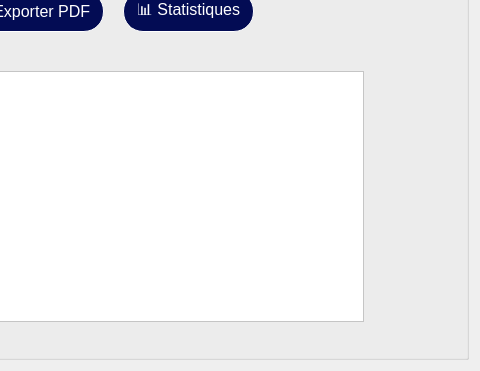
This is examen/examenwindow.ui in PCPP2425-esprit2A7/2a7-neuroxam as Qt 5 draws it before an edit; both pictures show x 818 to 1298 and y 410 to 781 of the 1298 by 781 pixel window. The edited form follows.
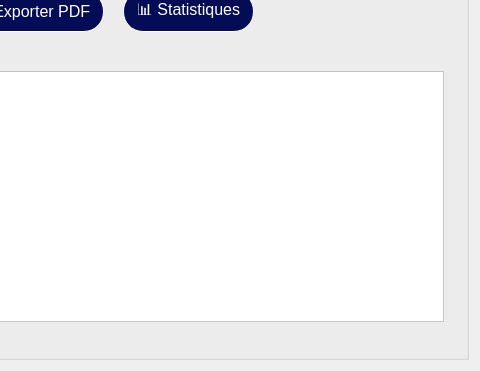
This is the edited form. Icons and pictures are not drawn.

```diff
--- a/examen/examenwindow.ui
+++ b/examen/examenwindow.ui
@@ -493,7 +493,7 @@
        <rect>
         <x>20</x>
         <y>470</y>
-        <width>1151</width>
+        <width>1231</width>
         <height>251</height>
        </rect>
       </property>
```
